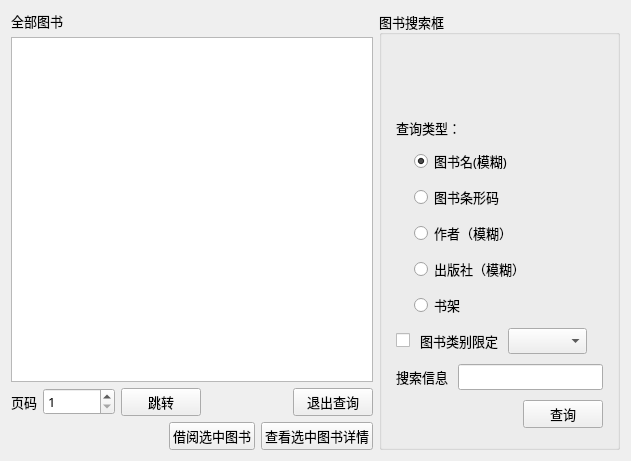
This is LibraryManager/booksearchform.ui in 821869798/LibraryManager as Qt 5 draws it before an edit. The edited form follows.
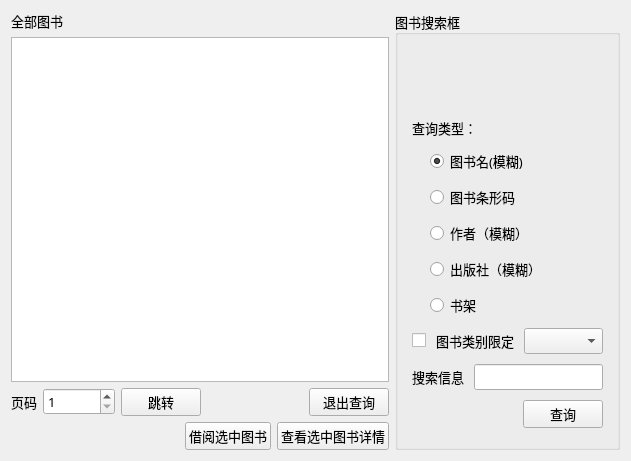
This is the edited form.

Diff of the .ui file:
```diff
--- a/LibraryManager/booksearchform.ui
+++ b/LibraryManager/booksearchform.ui
@@ -21,7 +21,7 @@
   </property>
   <layout class="QVBoxLayout" name="verticalLayout_4">
    <item>
-    <layout class="QHBoxLayout" name="horizontalLayout_10" stretch="3,2">
+    <layout class="QHBoxLayout" name="horizontalLayout_10" stretch="2,1">
      <item>
       <layout class="QVBoxLayout" name="verticalLayout">
        <item>
```
Left out of the diff: 4 changed lines with no effect on the pictures.
